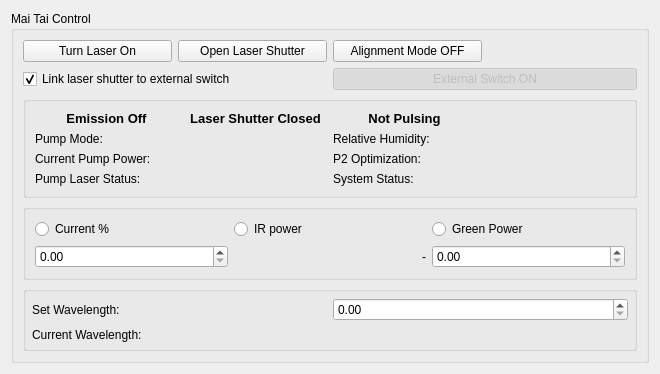
The window that acq4/devices/MaiTaiLaser/maiTaiTemplate.ui (acq4/acq4) describes before a commit, drawn with Qt 5.
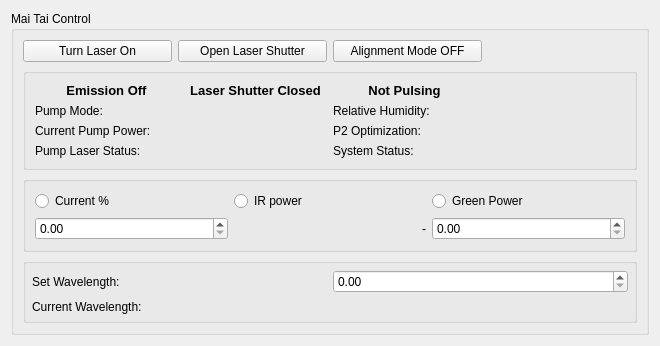
The same window after the commit. Custom widgets are drawn as their Qt base class.

Commit message:
refactor: remove Mai Tai external switch output
The externalSwitch DAQ output from the original PR has no documented
purpose. Remove it from the base Laser, the Mai Tai device and GUI, the
example config, and the docs.

🤖 Generated with [Claude Code](https://claude.ai/code)

What changed in the file:
```diff
--- a/acq4/devices/MaiTaiLaser/maiTaiTemplate.ui
+++ b/acq4/devices/MaiTaiLaser/maiTaiTemplate.ui
@@ -253,32 +253,6 @@
         </property>
        </widget>
       </item>
-      <item row="1" column="0" colspan="2">
-       <widget class="QCheckBox" name="linkLaserExtSwitchCheckBox">
-        <property name="text">
-         <string>Link laser shutter to external switch</string>
-        </property>
-        <property name="checked">
-         <bool>true</bool>
-        </property>
-       </widget>
-      </item>
-      <item row="1" column="2" colspan="2">
-       <widget class="QPushButton" name="externalSwitchBtn">
-        <property name="enabled">
-         <bool>false</bool>
-        </property>
-        <property name="text">
-         <string>External Switch ON</string>
-        </property>
-        <property name="checkable">
-         <bool>true</bool>
-        </property>
-        <property name="checked">
-         <bool>true</bool>
-        </property>
-       </widget>
-      </item>
       <item row="5" column="0" colspan="4">
        <widget class="QGroupBox" name="maitaiPowerGroup">
         <layout class="QGridLayout" name="gridLayout">
```
The commit also changes 5 other files.
